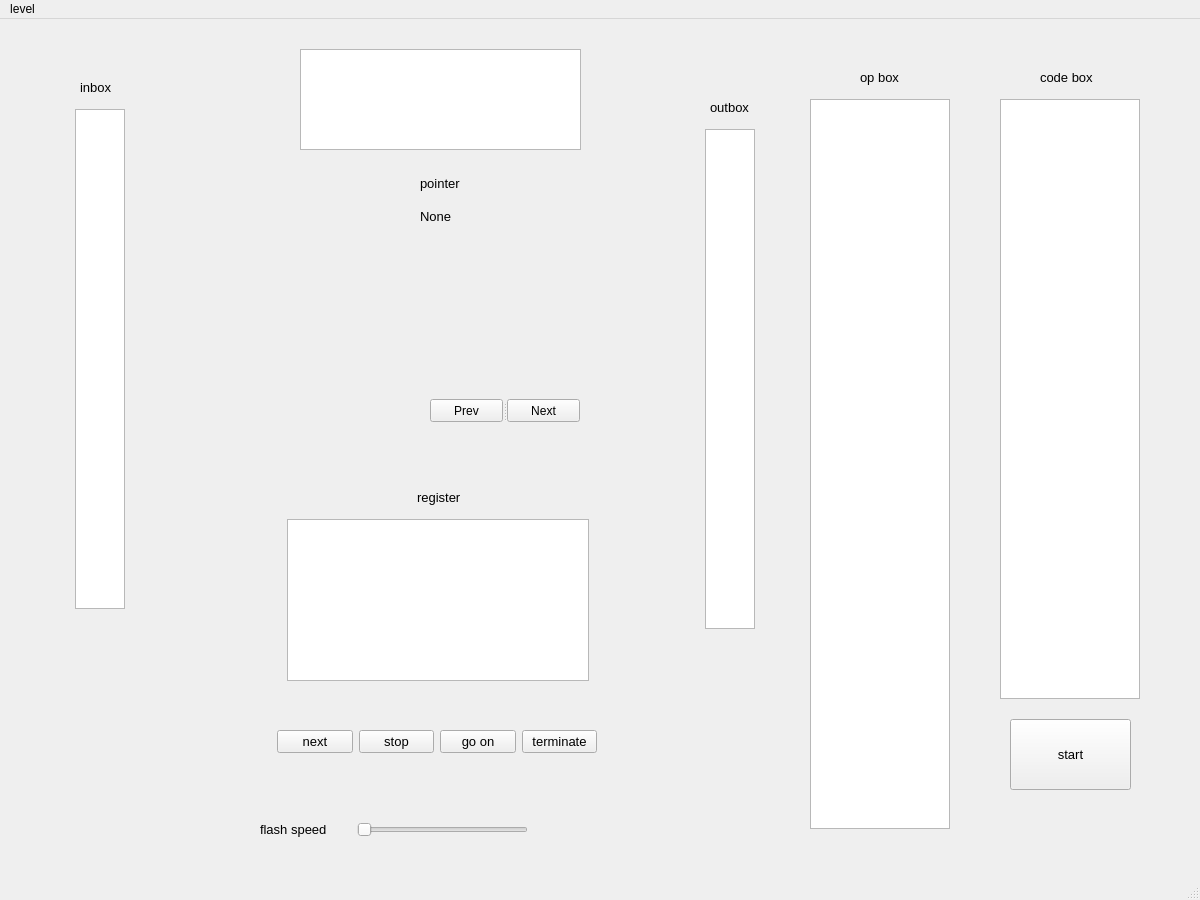
Qt form ui/hrm_ui.ui (ccnuktd/hrm_python) before a commit.
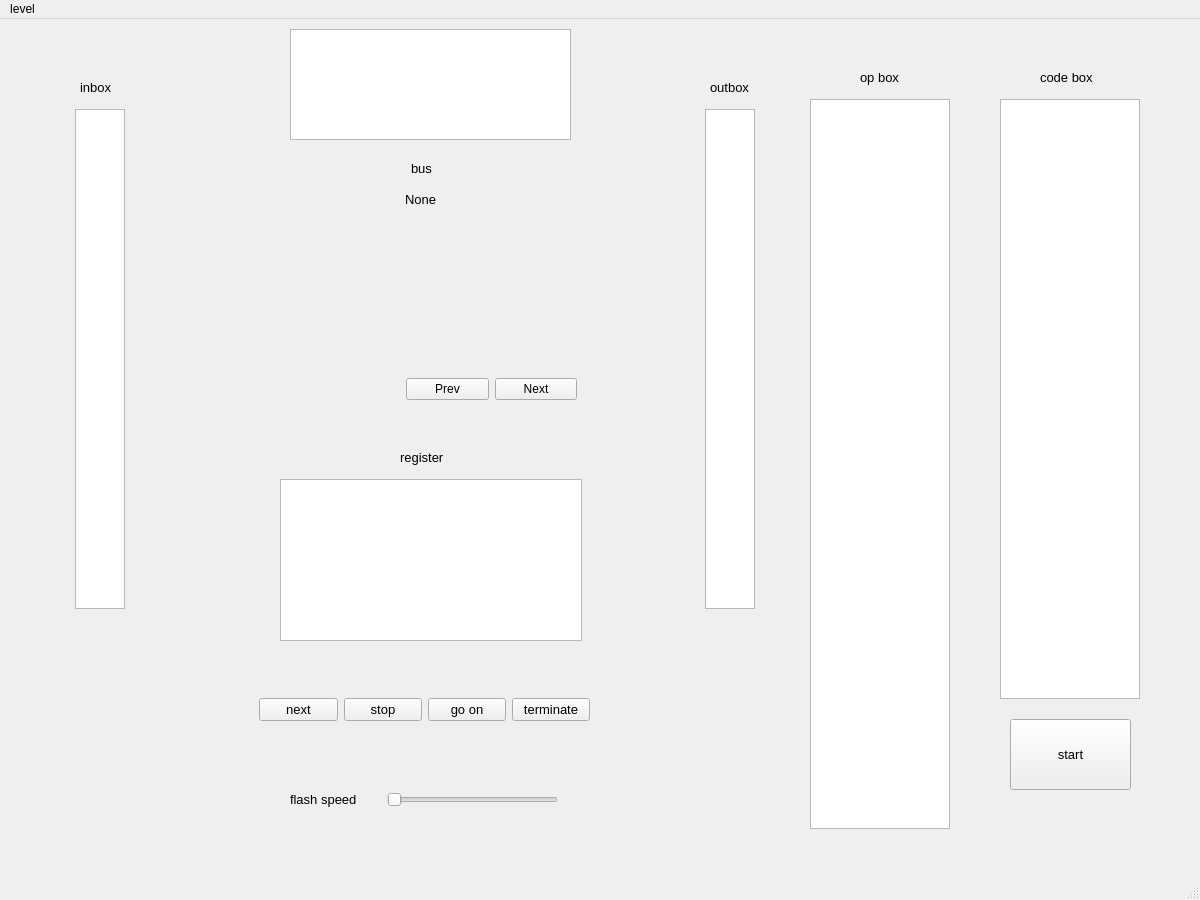
The same form after that commit. Custom widgets are drawn as their Qt base class.

The edit to the form file:
```diff
--- a/ui/hrm_ui.ui
+++ b/ui/hrm_ui.ui
@@ -60,7 +60,7 @@
     <property name="geometry">
      <rect>
       <x>705</x>
-      <y>110</y>
+      <y>90</y>
       <width>50</width>
       <height>500</height>
      </rect>
@@ -69,8 +69,8 @@
    <widget class="RegisterTableWidget" name="u_register_group">
     <property name="geometry">
      <rect>
-      <x>287</x>
-      <y>500</y>
+      <x>280</x>
+      <y>460</y>
       <width>302</width>
       <height>162</height>
      </rect>
@@ -99,7 +99,7 @@
     <property name="geometry">
      <rect>
       <x>710</x>
-      <y>80</y>
+      <y>60</y>
       <width>41</width>
       <height>16</height>
      </rect>
@@ -155,8 +155,8 @@
    <widget class="QLabel" name="u_register_group_label">
     <property name="geometry">
      <rect>
-      <x>417</x>
-      <y>470</y>
+      <x>400</x>
+      <y>430</y>
       <width>61</width>
       <height>16</height>
      </rect>
@@ -174,10 +174,10 @@
    <widget class="QWidget" name="layoutWidget">
     <property name="geometry">
      <rect>
-      <x>277</x>
-      <y>710</y>
-      <width>320</width>
-      <height>25</height>
+      <x>259</x>
+      <y>670</y>
+      <width>331</width>
+      <height>41</height>
      </rect>
     </property>
     <layout class="QHBoxLayout" name="horizontalLayout">
@@ -235,44 +235,6 @@
      </item>
     </layout>
    </widget>
-   <widget class="QWidget" name="layoutWidget">
-    <property name="geometry">
-     <rect>
-      <x>420</x>
-      <y>150</y>
-      <width>44</width>
-      <height>61</height>
-     </rect>
-    </property>
-    <layout class="QVBoxLayout" name="verticalLayout">
-     <item>
-      <widget class="QLabel" name="u_pointer_label">
-       <property name="font">
-        <font>
-         <family>Arial</family>
-         <pointsize>10</pointsize>
-        </font>
-       </property>
-       <property name="text">
-        <string>pointer</string>
-       </property>
-      </widget>
-     </item>
-     <item>
-      <widget class="Pointer" name="u_pointer">
-       <property name="font">
-        <font>
-         <family>Arial</family>
-         <pointsize>10</pointsize>
-        </font>
-       </property>
-       <property name="text">
-        <string>None</string>
-       </property>
-      </widget>
-     </item>
-    </layout>
-   </widget>
    <widget class="QPushButton" name="u_start_btn">
     <property name="geometry">
      <rect>
@@ -295,8 +257,8 @@
    <widget class="QSlider" name="u_speed_slider">
     <property name="geometry">
      <rect>
-      <x>357</x>
-      <y>800</y>
+      <x>387</x>
+      <y>770</y>
       <width>171</width>
       <height>21</height>
      </rect>
@@ -314,8 +276,8 @@
    <widget class="QLabel" name="u_speed_label">
     <property name="geometry">
      <rect>
-      <x>260</x>
-      <y>800</y>
+      <x>290</x>
+      <y>770</y>
       <width>71</width>
       <height>20</height>
      </rect>
@@ -333,10 +295,10 @@
    <widget class="QTextBrowser" name="u_desc">
     <property name="geometry">
      <rect>
-      <x>300</x>
-      <y>30</y>
+      <x>290</x>
+      <y>10</y>
       <width>281</width>
-      <height>101</height>
+      <height>111</height>
      </rect>
     </property>
     <property name="font">
@@ -357,34 +319,81 @@
     <property name="geometry">
      <rect>
       <x>290</x>
-      <y>250</y>
+      <y>230</y>
       <width>291</width>
-      <height>101</height>
+      <height>111</height>
      </rect>
     </property>
+    <property name="styleSheet">
+     <string notr="true"/>
+    </property>
    </widget>
-   <widget class="QSplitter" name="splitter">
+   <widget class="QWidget" name="layoutWidget">
     <property name="geometry">
      <rect>
-      <x>430</x>
-      <y>380</y>
-      <width>150</width>
-      <height>23</height>
+      <x>406</x>
+      <y>350</y>
+      <width>171</width>
+      <height>41</height>
      </rect>
     </property>
-    <property name="orientation">
-     <enum>Qt::Horizontal</enum>
+    <layout class="QHBoxLayout" name="horizontalLayout_2">
+     <item>
+      <widget class="QPushButton" name="pushButtonPrev">
+       <property name="text">
+        <string>Prev</string>
+       </property>
+      </widget>
+     </item>
+     <item>
+      <widget class="QPushButton" name="pushButtonNext">
+       <property name="enabled">
+        <bool>true</bool>
+       </property>
+       <property name="text">
+        <string>Next</string>
+       </property>
+      </widget>
+     </item>
+    </layout>
+   </widget>
+   <widget class="QLabel" name="u_pointer_label">
+    <property name="geometry">
+     <rect>
+      <x>411</x>
+      <y>141</y>
+      <width>21</width>
+      <height>16</height>
+     </rect>
     </property>
-    <widget class="QPushButton" name="pushButtonPrev">
-     <property name="text">
-      <string>Prev</string>
-     </property>
-    </widget>
-    <widget class="QPushButton" name="pushButtonNext">
-     <property name="text">
-      <string>Next</string>
-     </property>
-    </widget>
+    <property name="font">
+     <font>
+      <family>Arial</family>
+      <pointsize>10</pointsize>
+     </font>
+    </property>
+    <property name="text">
+     <string>bus</string>
+    </property>
+   </widget>
+   <widget class="Pointer" name="u_pointer">
+    <property name="geometry">
+     <rect>
+      <x>405</x>
+      <y>170</y>
+      <width>31</width>
+      <height>21</height>
+     </rect>
+    </property>
+    <property name="font">
+     <font>
+      <family>Arial</family>
+      <pointsize>10</pointsize>
+     </font>
+    </property>
+    <property name="text">
+     <string>None</string>
+    </property>
    </widget>
   </widget>
   <widget class="QMenuBar" name="menubar">
```
Left out of the diff: 6 changed lines with no effect on the pictures.
